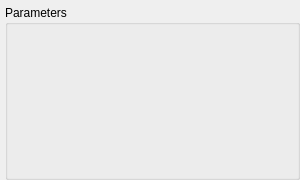
This is source/Goldenberry/widgets/optimization/GbWKieraWidget.ui in narg95/goldenberry as Qt 5 draws it before an edit. The edited form follows.
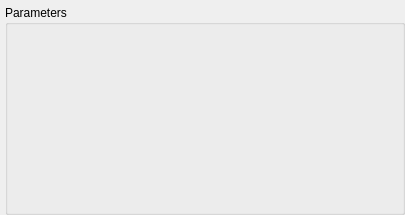
This is the edited form.

Commit message: Wrapper function with Title

Patch:
```diff
--- a/source/Goldenberry/widgets/optimization/GbWKieraWidget.ui
+++ b/source/Goldenberry/widgets/optimization/GbWKieraWidget.ui
@@ -10,8 +10,8 @@
    <rect>
     <x>0</x>
     <y>0</y>
-    <width>300</width>
-    <height>180</height>
+    <width>405</width>
+    <height>215</height>
    </rect>
   </property>
   <property name="windowTitle">
@@ -25,8 +25,8 @@
        <rect>
          <x>5</x>
          <y>5</y>
-         <width>295</width>
-         <height>175</height>
+         <width>400</width>
+         <height>210</height>
        </rect>
      </property>     
      <layout class="QFormLayout" name="paramslayout"/>
```
The commit also changes 2 other files.
